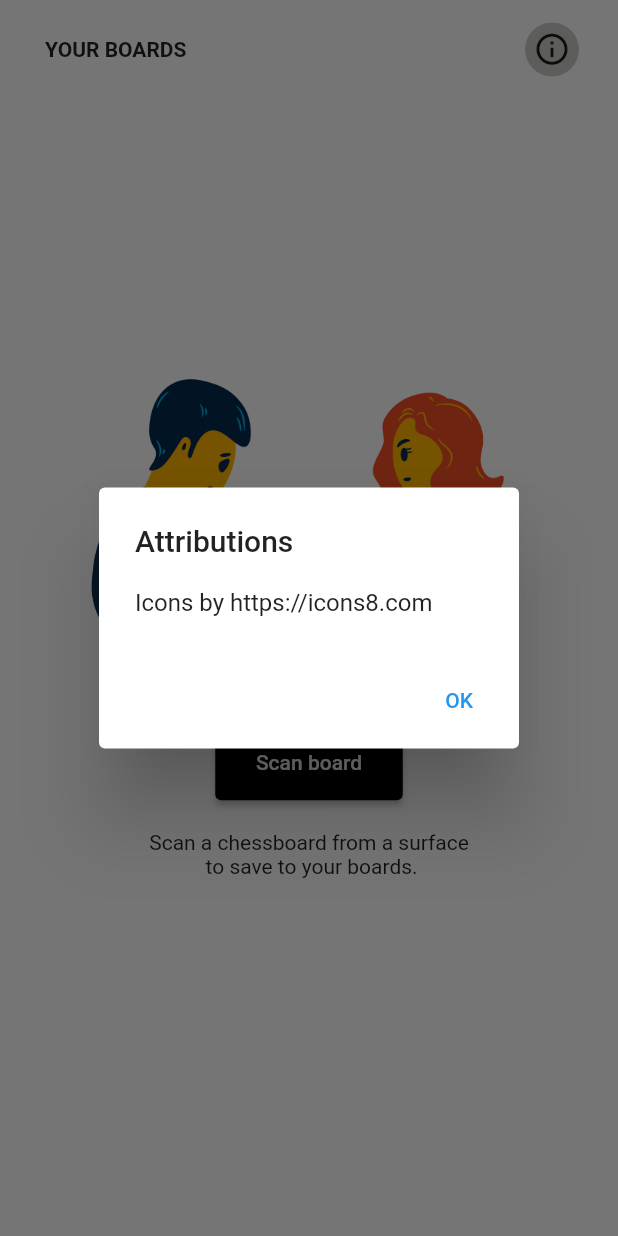
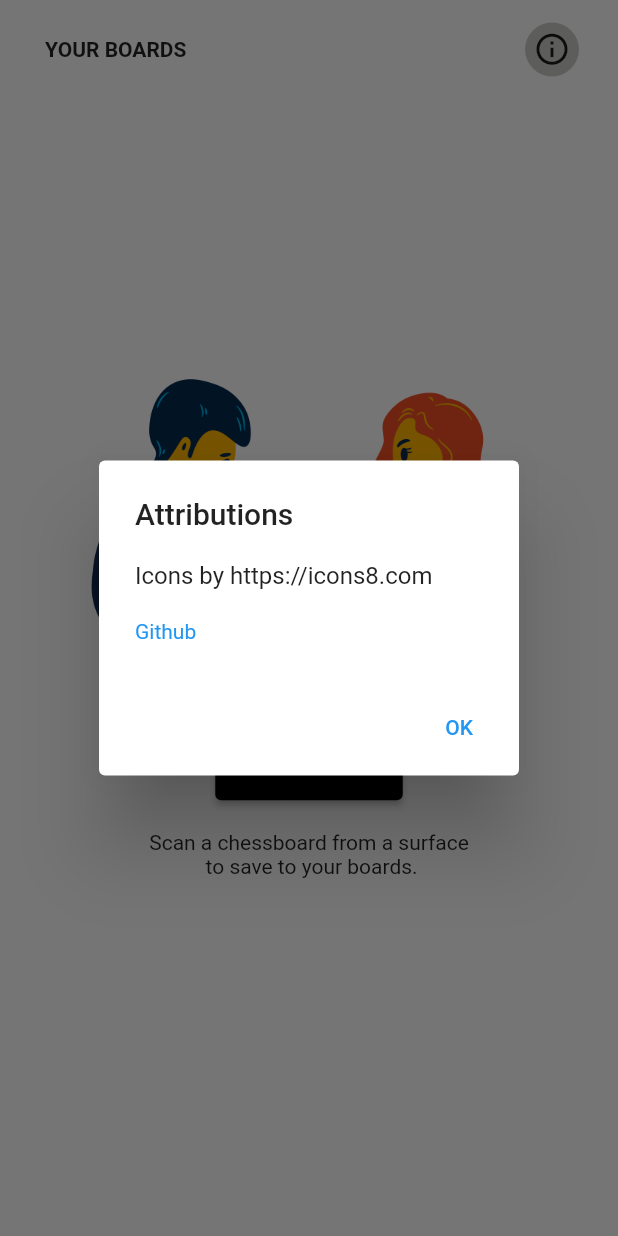
Before and after one commit to bitlabs-software/Squarevision, a Flutter app: the screen it shows after launch, after a tap on the "info outline" icon, on a phone screen of 412 x 824 dp. Run offline on Flutter 3.47's test engine with Material 2 defaults, Android fonts, the phone set to English and light mode, and no system bars; our stand-ins replace camera, flutter_native_image, sqflite; missing offline and left inert: chaquopy; accounts and stored records are empty.

Commit message:
Update main.dart

```diff
--- a/lib/main.dart
+++ b/lib/main.dart
@@ -2,6 +2,7 @@ import 'dart:io';
 
 import 'package:camera/camera.dart';
 import 'package:chaquopy/chaquopy.dart';
+import 'package:flutter/gestures.dart';
 import 'package:flutter/material.dart';
 import 'package:flutter/services.dart';
 import 'package:squarevision/database_helper.dart';
@@ -156,8 +157,20 @@ class _MyHomePageState extends State<MyHomePage> {
           title: const Text('Attributions'),
           content: SingleChildScrollView(
             child: ListBody(
-              children: const <Widget>[
-                Text("Icons by https://icons8.com"),
+              children: <Widget>[
+                const Text("Icons by https://icons8.com"),
+                const SizedBox(height: 20),
+                RichText(
+                  text: TextSpan(
+                    text: 'Github',
+                    style: const TextStyle(color: Colors.blue),
+                    recognizer: TapGestureRecognizer()
+                      ..onTap = () {
+                        launchUrl(Uri.parse(
+                            'https://github.com/bitlabs-software/Squarevision'));
+                      },
+                  ),
+                ),
               ],
             ),
           ),
```
